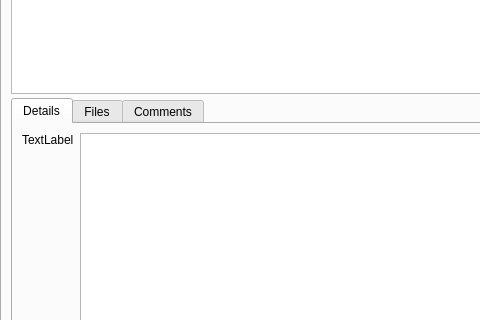
The window that retroshare-gui/src/gui/gxschannels/GxsChannelPostsWidgetWithModel.ui (RetroShare/RetroShare) describes before a commit, drawn with Qt 5; both pictures show x 0 to 480 and y 101 to 421 of the 977 by 628 pixel window.
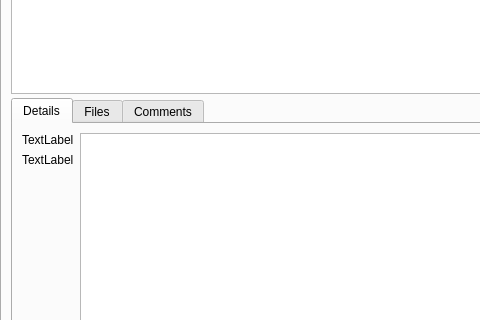
The same window after the commit. The open tabs and pages were chosen to show the change. Icons and pictures are not drawn. Custom widgets are drawn as their Qt base class.

Diff of the .ui file:
```diff
--- a/retroshare-gui/src/gui/gxschannels/GxsChannelPostsWidgetWithModel.ui
+++ b/retroshare-gui/src/gui/gxschannels/GxsChannelPostsWidgetWithModel.ui
@@ -465,6 +465,19 @@
                 <property name="alignment">
                  <set>Qt::AlignLeading|Qt::AlignLeft|Qt::AlignTop</set>
                 </property>
+                <property name="wordWrap">
+                 <bool>true</bool>
+                </property>
+               </widget>
+              </item>
+              <item>
+               <widget class="QLabel" name="postName_LB">
+                <property name="text">
+                 <string>TextLabel</string>
+                </property>
+                <property name="wordWrap">
+                 <bool>true</bool>
+                </property>
                </widget>
               </item>
               <item>
```
Left out of the diff: 6 changed lines with no effect on the pictures.
